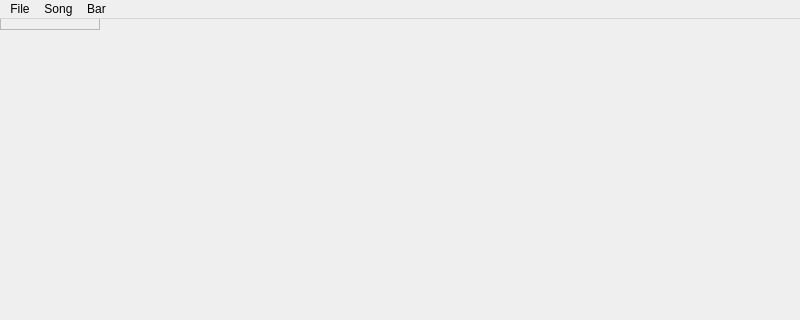
First picture: the form in nashville.ui, repository mexicowilly/Nashville, before the edit; both pictures show x 0 to 800 and y 0 to 320 of the 800 by 600 pixel window.
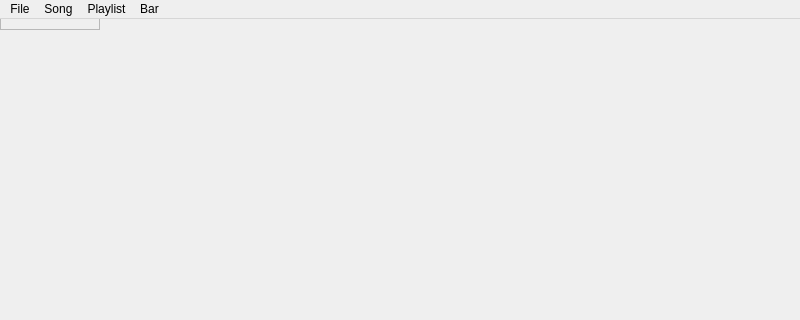
Second picture: the form after the edit.

The edit to the form file:
```diff
--- a/nashville.ui
+++ b/nashville.ui
@@ -38,6 +38,13 @@
     <addaction name="actionInsertLine"/>
     <addaction name="actionInsertArrow"/>
    </widget>
+   <widget class="QMenu" name="menuPlaylist">
+    <property name="title">
+     <string>Playlist</string>
+    </property>
+    <addaction name="actionNewPlaylist"/>
+    <addaction name="actionDeletePlaylist"/>
+   </widget>
    <widget class="QMenu" name="menuBar">
     <property name="title">
      <string>Bar</string>
@@ -60,6 +67,7 @@
    </widget>
    <addaction name="menuFile"/>
    <addaction name="menuSong"/>
+   <addaction name="menuPlaylist"/>
    <addaction name="menuBar"/>
   </widget>
   <action name="actionExit">
```
Left out of the diff: 23 changed lines with no effect on the pictures.
